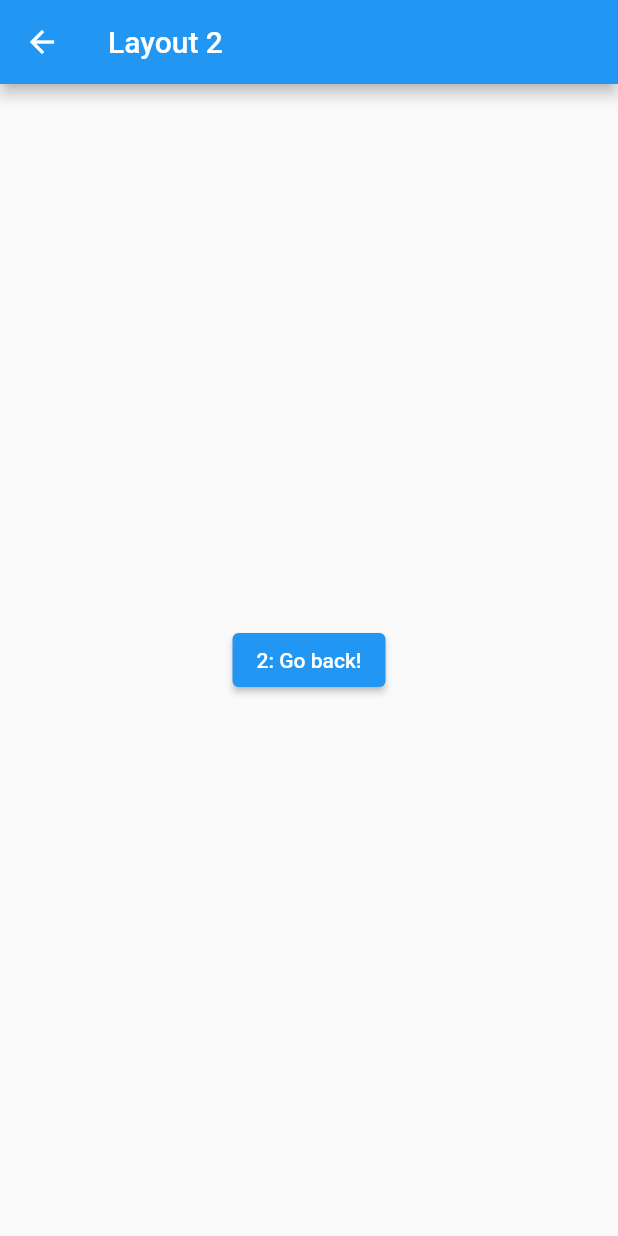
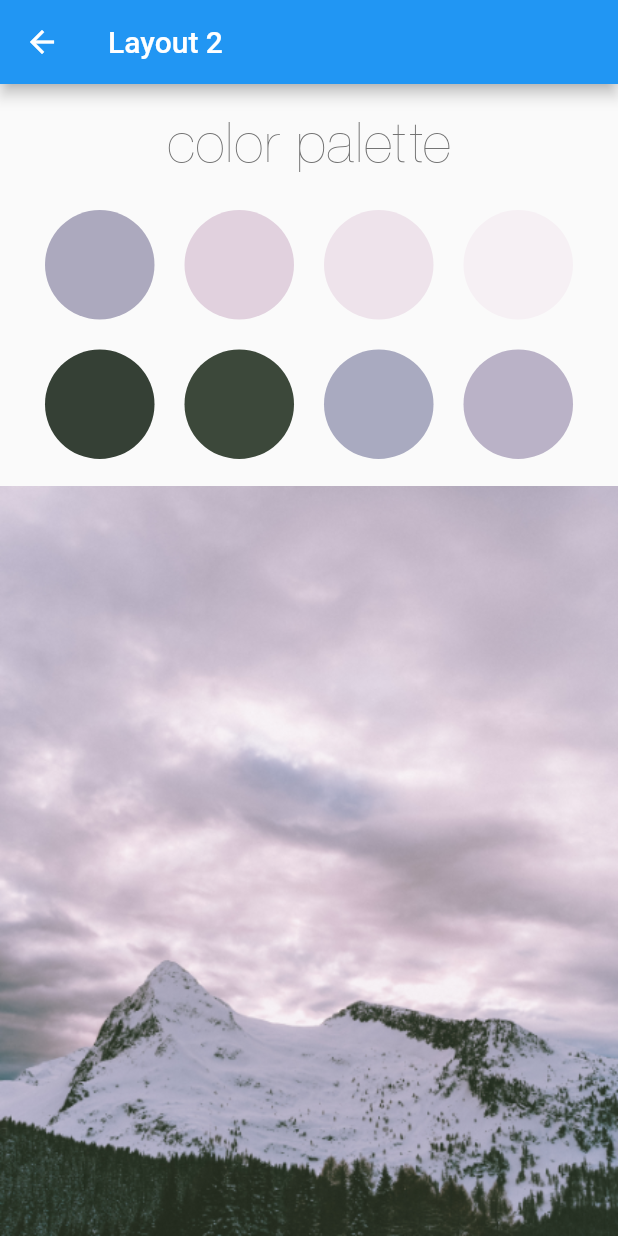
Before and after one commit to hieuphan94/200lab-flutter-day1-day2-threelayouts, a Flutter app: the Layout2 screen opened directly, on a phone screen of 412 x 824 dp. Run offline on Flutter 3.47's test engine with Material 2 defaults, Android fonts, the phone set to English and light mode, and no system bars.

Commit message:
make layout second

```diff
--- a/lib/layout2.dart
+++ b/lib/layout2.dart
@@ -5,17 +5,101 @@ class Layout2 extends StatelessWidget {
   @override
   Widget build(BuildContext context) {
     return Scaffold(
-      appBar: AppBar(
-        title: Text("Layout 2"),
-      ),
-      body: Center(
-        child: ElevatedButton(
-          onPressed: () {
-            Navigator.pop(context);
-          },
-          child: Text('2: Go back!'),
+        appBar: AppBar(
+          title: Text("Layout 2"),
         ),
-      ),
-    );
+        body: Column(
+          children: <Widget>[
+            Expanded(
+              child: Column(
+                crossAxisAlignment: CrossAxisAlignment.center,
+                mainAxisAlignment: MainAxisAlignment.spaceEvenly,
+                children: [
+                  Text(
+                    "color palette",
+                    style: TextStyle(
+                        fontFamily: 'Nimbus',
+                        fontSize: 40,
+                        color: Color.fromRGBO(112, 112, 112, 1),
+                        fontWeight: FontWeight.w300),
+                  ),
+                  Column(
+                    children: [
+                      Wrap(
+                        spacing: 20.0,
+                        runSpacing: 20.0,
+                        children: [
+                          Container(
+                            width: 73,
+                            height: 73,
+                            decoration: BoxDecoration(
+                                shape: BoxShape.circle,
+                                color: Color.fromRGBO(172, 169, 190, 1)),
+                          ),
+                          Container(
+                            width: 73,
+                            height: 73,
+                            decoration: BoxDecoration(
+                                shape: BoxShape.circle,
+                                color: Color.fromRGBO(225, 209, 222, 1)),
+                          ),
+                          Container(
+                            width: 73,
+                            height: 73,
+                            decoration: BoxDecoration(
+                                shape: BoxShape.circle,
+                                color: Color.fromRGBO(238, 227, 235, 1)),
+                          ),
+                          Container(
+                            width: 73,
+                            height: 73,
+                            decoration: BoxDecoration(
+                                shape: BoxShape.circle,
+                                color: Color.fromRGBO(246, 240, 244, 1)),
+                          ),
+                          Container(
+                            width: 73,
+                            height: 73,
+                            decoration: BoxDecoration(
+                                shape: BoxShape.circle,
+                                color: Color.fromRGBO(53, 64, 53, 1)),
+                          ),
+                          Container(
+                            width: 73,
+                            height: 73,
+                            decoration: BoxDecoration(
+                                shape: BoxShape.circle,
+                                color: Color.fromRGBO(60, 72, 58, 1)),
+                          ),
+                          Container(
+                            width: 73,
+                            height: 73,
+                            decoration: BoxDecoration(
+                                shape: BoxShape.circle,
+                                color: Color.fromRGBO(169, 170, 192, 1)),
+                          ),
+                          Container(
+                            width: 73,
+                            height: 73,
+                            decoration: BoxDecoration(
+                                shape: BoxShape.circle,
+                                color: Color.fromRGBO(186, 178, 199, 1)),
+                          ),
+                        ],
+                      )
+                    ],
+                  )
+                ],
+              ),
+            ),
+            Image.asset(
+              'assets/images/layout2.png',
+              height: 500,
+              width: double.infinity,
+              fit: BoxFit.cover,
+              alignment: Alignment.bottomLeft,
+            ),
+          ],
+        ));
   }
 }
```
